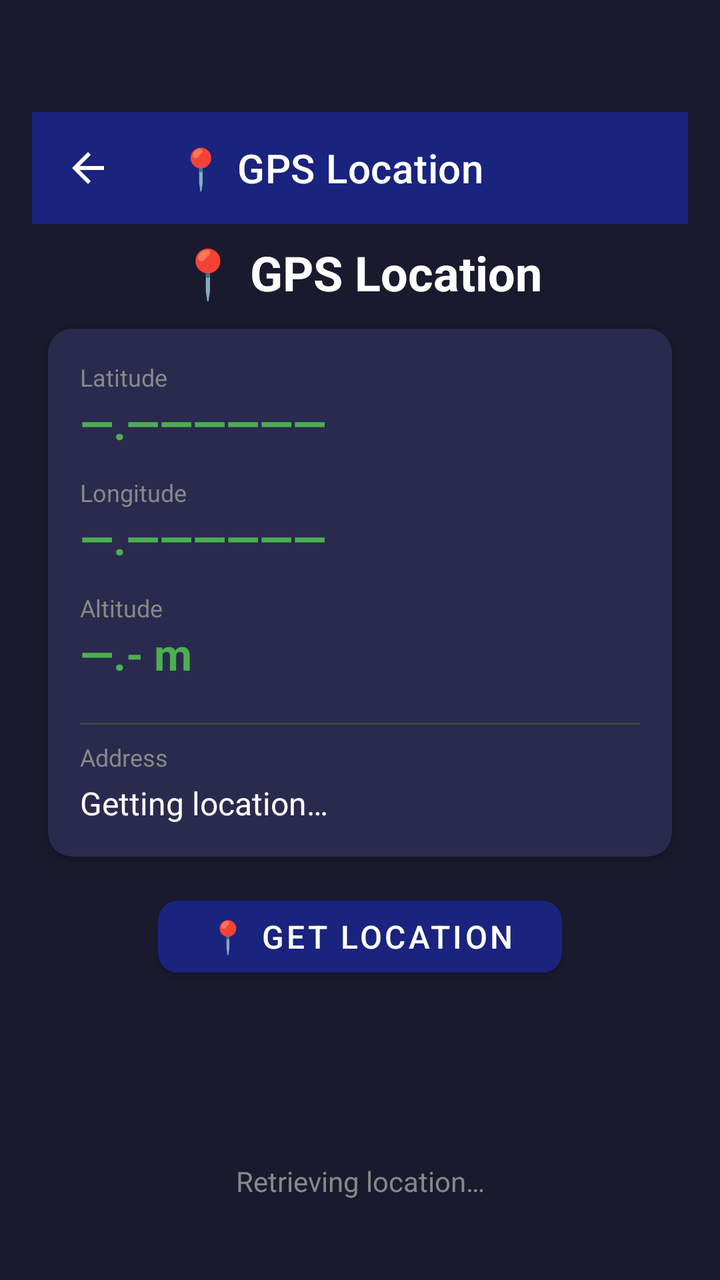
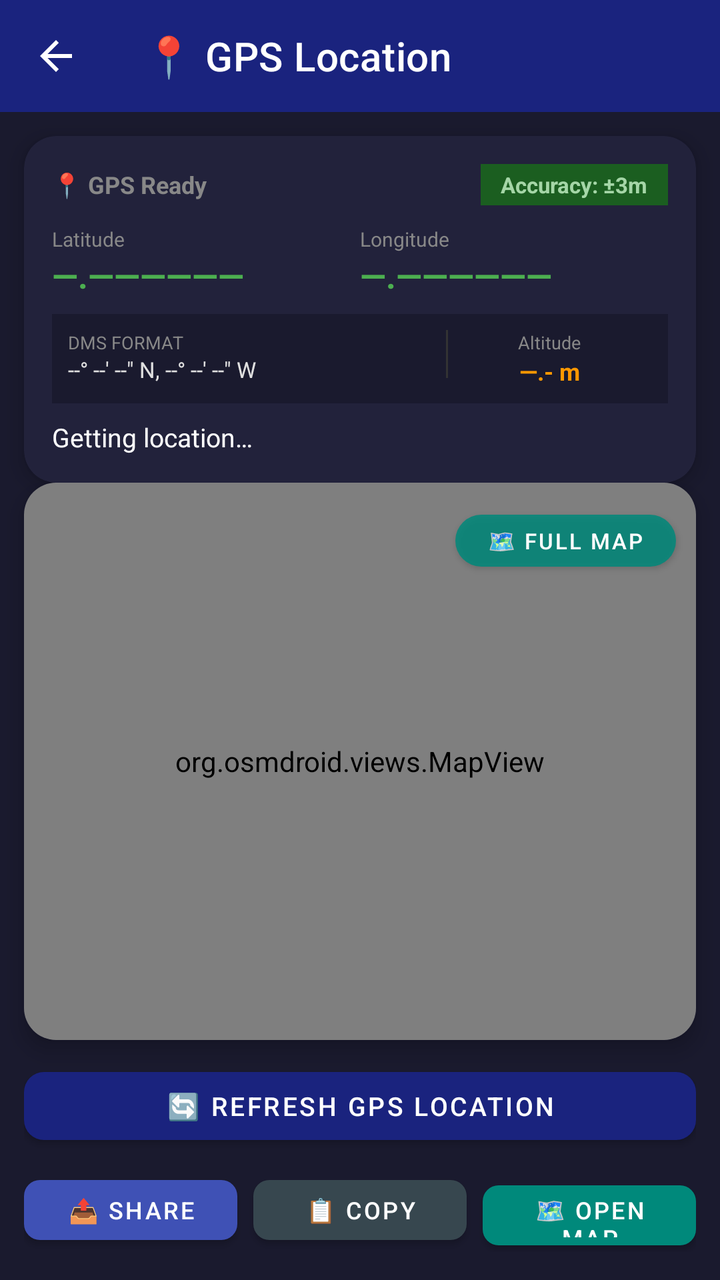

Before-and-after screenshots of an Android layout around one commit, followed by the original layout XML and the change that was made.
<!-- AndroidManifest.xml: application theme Theme.SensorToolBox -->
<!-- res/layout/activity_location.xml -->
<?xml version="1.0" encoding="utf-8"?>
<androidx.constraintlayout.widget.ConstraintLayout
    xmlns:android="http://schemas.android.com/apk/res/android"
    xmlns:app="http://schemas.android.com/apk/res-auto"
    xmlns:tools="http://schemas.android.com/tools"
    android:layout_width="match_parent"
    android:layout_height="match_parent"
    android:fitsSystemWindows="true"
    android:paddingTop="?attr/actionBarSize"
    android:paddingStart="16dp"
    android:paddingEnd="16dp"
    android:paddingBottom="16dp"
    android:background="#1A1A2E"
    tools:context=".location.LocationActivity">

    
    <androidx.appcompat.widget.Toolbar
        android:id="@+id/toolbar"
        android:layout_width="0dp"
        android:layout_height="?attr/actionBarSize"
        android:background="?attr/colorPrimary"
        android:theme="@style/ThemeOverlay.AppCompat.Dark.ActionBar"
        app:title="@string/gps_location_title"
        app:titleTextColor="#FFFFFF"
        app:navigationIcon="?attr/homeAsUpIndicator"
        app:layout_constraintTop_toTopOf="parent"
        app:layout_constraintStart_toStartOf="parent"
        app:layout_constraintEnd_toEndOf="parent" />

    
    <TextView
        android:id="@+id/titleText"
        android:layout_width="wrap_content"
        android:layout_height="wrap_content"
        android:text="@string/gps_location_title"
        android:textSize="24sp"
        android:textStyle="bold"
        android:textColor="#FFFFFF"
        android:layout_marginTop="8dp"
        app:layout_constraintTop_toBottomOf="@id/toolbar"
        app:layout_constraintStart_toStartOf="parent"
        app:layout_constraintEnd_toEndOf="parent" />

    
    <androidx.cardview.widget.CardView
        android:id="@+id/locationCard"
        android:layout_width="0dp"
        android:layout_height="wrap_content"
        android:layout_marginTop="12dp"
        android:layout_marginStart="8dp"
        android:layout_marginEnd="8dp"
        app:cardCornerRadius="12dp"
        app:cardElevation="4dp"
        app:cardBackgroundColor="#2A2A4E"
        app:layout_constraintTop_toBottomOf="@id/titleText"
        app:layout_constraintStart_toStartOf="parent"
        app:layout_constraintEnd_toEndOf="parent">

        <LinearLayout
            android:layout_width="match_parent"
            android:layout_height="wrap_content"
            android:orientation="vertical"
            android:padding="16dp">

            
            <TextView
                android:layout_width="wrap_content"
                android:layout_height="wrap_content"
                android:text="@string/gps_latitude"
                android:textSize="12sp"
                android:textColor="#888888" />

            <TextView
                android:id="@+id/latitudeText"
                android:layout_width="wrap_content"
                android:layout_height="wrap_content"
                android:text="@string/gps_default_coordinate"
                android:textSize="22sp"
                android:textStyle="bold"
                android:textColor="#4CAF50"
                android:layout_marginBottom="12dp" />

            
            <TextView
                android:layout_width="wrap_content"
                android:layout_height="wrap_content"
                android:text="@string/gps_longitude"
                android:textSize="12sp"
                android:textColor="#888888" />

            <TextView
                android:id="@+id/longitudeText"
                android:layout_width="wrap_content"
                android:layout_height="wrap_content"
                android:text="@string/gps_default_coordinate"
                android:textSize="22sp"
                android:textStyle="bold"
                android:textColor="#4CAF50"
                android:layout_marginBottom="12dp" />

            
            <TextView
                android:layout_width="wrap_content"
                android:layout_height="wrap_content"
                android:text="@string/gps_altitude"
                android:textSize="12sp"
                android:textColor="#888888" />

            <TextView
                android:id="@+id/altitudeText"
                android:layout_width="wrap_content"
                android:layout_height="wrap_content"
                android:text="@string/gps_default_altitude"
                android:textSize="22sp"
                android:textStyle="bold"
                android:textColor="#4CAF50"
                android:layout_marginBottom="12dp" />

            
            <View
                android:layout_width="match_parent"
                android:layout_height="1dp"
                android:background="#444444"
                android:layout_marginVertical="8dp" />

            
            <TextView
                android:layout_width="wrap_content"
                android:layout_height="wrap_content"
                android:text="@string/gps_address"
                android:textSize="12sp"
                android:textColor="#888888" />

            <TextView
                android:id="@+id/addressText"
                android:layout_width="wrap_content"
                android:layout_height="wrap_content"
                android:text="@string/gps_getting_location"
                android:textSize="16sp"
                android:textColor="#FFFFFF"
                android:layout_marginTop="4dp" />

        </LinearLayout>
    </androidx.cardview.widget.CardView>

    
    <com.google.android.material.button.MaterialButton
        android:id="@+id/getLocationButton"
        android:layout_width="wrap_content"
        android:layout_height="48dp"
        android:minWidth="120dp"
        android:text="@string/button_get_location"
        android:textSize="16sp"
        android:textColor="#FFFFFF"
        android:singleLine="true"
        android:gravity="center"
        android:layout_marginTop="16dp"
        app:cornerRadius="10dp"
        app:backgroundTint="#1A237E"
        android:paddingStart="24dp"
        android:paddingEnd="24dp"
        app:layout_constraintTop_toBottomOf="@id/locationCard"
        app:layout_constraintStart_toStartOf="parent"
        app:layout_constraintEnd_toEndOf="parent" />

    
    <TextView
        android:id="@+id/statusText"
        android:layout_width="wrap_content"
        android:layout_height="wrap_content"
        android:text="@string/gps_retrieving"
        android:textSize="14sp"
        android:textColor="#888888"
        android:layout_marginBottom="24dp"
        app:layout_constraintBottom_toBottomOf="parent"
        app:layout_constraintStart_toStartOf="parent"
        app:layout_constraintEnd_toEndOf="parent" />

</androidx.constraintlayout.widget.ConstraintLayout>
<!-- resources referenced by this layout -->
<resources>
  <string name="button_get_location">📍 Get Location</string>
  <string name="gps_address">Address</string>
  <string name="gps_altitude">Altitude</string>
  <string name="gps_default_altitude">—.- m</string>
  <string name="gps_default_coordinate">—.——————</string>
  <string name="gps_getting_location">Getting location…</string>
  <string name="gps_latitude">Latitude</string>
  <string name="gps_location_title">📍 GPS Location</string>
  <string name="gps_longitude">Longitude</string>
  <string name="gps_retrieving">Retrieving location…</string>
  <style name="Theme.SensorToolBox" parent="Theme.MaterialComponents.DayNight.NoActionBar">
  
          
  
          
          <item name="colorPrimary">@color/colorPrimary</item>
  
          
          <item name="colorPrimaryVariant">@color/colorPrimaryDark</item>
  
          
          <item name="colorOnPrimary">@color/colorTextOnPrimary</item>
  
          
          <item name="colorSecondary">@color/colorAccent</item>
  
          
          <item name="colorSecondaryVariant">@color/colorAccentDark</item>
  
          
          <item name="colorOnSecondary">@color/colorTextOnAccent</item>
  
          
  
          
          <item name="android:statusBarColor">@color/colorPrimaryDark</item>
  
          
          <item name="android:windowLightStatusBar">false</item>
  
          
          <item name="android:navigationBarColor">@color/colorPrimaryDark</item>
  
          
  
          
          <item name="android:windowBackground">@color/colorBackground</item>
  
      </style>
  <color name="colorPrimary">#1A237E</color>
  <color name="colorPrimaryDark">#0D1442</color>
  <color name="colorTextOnPrimary">#FFFFFF</color>
  <color name="colorAccent">#FF5722</color>
  <color name="colorAccentDark">#BF360C</color>
  <color name="colorTextOnAccent">#FFFFFF</color>
  <color name="colorBackground">#F5F5F5</color>
</resources>

<!-- the commit's change to res/layout/activity_location.xml (unified diff, before → after) -->
@@ -3,13 +3,10 @@
     xmlns:android="http://schemas.android.com/apk/res/android"
     xmlns:app="http://schemas.android.com/apk/res-auto"
     xmlns:tools="http://schemas.android.com/tools"
+    android:id="@+id/main"
     android:layout_width="match_parent"
     android:layout_height="match_parent"
     android:fitsSystemWindows="true"
-    android:paddingTop="?attr/actionBarSize"
-    android:paddingStart="16dp"
-    android:paddingEnd="16dp"
-    android:paddingBottom="16dp"
     android:background="#1A1A2E"
     tools:context=".location.LocationActivity">
 
@@ -19,7 +16,9 @@
         android:layout_width="0dp"
         android:layout_height="?attr/actionBarSize"
         android:background="?attr/colorPrimary"
-        android:theme="@style/ThemeOverlay.AppCompat.Dark.ActionBar"
+        android:theme="@style/SensorToolBox.Toolbar"
+        app:theme="@style/SensorToolBox.Toolbar"
+        app:popupTheme="@style/SensorToolBox.PopupMenu"
         app:title="@string/gps_location_title"
         app:titleTextColor="#FFFFFF"
         app:navigationIcon="?attr/homeAsUpIndicator"
@@ -28,31 +27,15 @@
         app:layout_constraintEnd_toEndOf="parent" />
 
     
-    <TextView
-        android:id="@+id/titleText"
-        android:layout_width="wrap_content"
-        android:layout_height="wrap_content"
-        android:text="@string/gps_location_title"
-        android:textSize="24sp"
-        android:textStyle="bold"
-        android:textColor="#FFFFFF"
-        android:layout_marginTop="8dp"
-        app:layout_constraintTop_toBottomOf="@id/toolbar"
-        app:layout_constraintStart_toStartOf="parent"
-        app:layout_constraintEnd_toEndOf="parent" />
-
-    
     <androidx.cardview.widget.CardView
         android:id="@+id/locationCard"
         android:layout_width="0dp"
         android:layout_height="wrap_content"
-        android:layout_marginTop="12dp"
-        android:layout_marginStart="8dp"
-        android:layout_marginEnd="8dp"
-        app:cardCornerRadius="12dp"
-        app:cardElevation="4dp"
-        app:cardBackgroundColor="#2A2A4E"
-        app:layout_constraintTop_toBottomOf="@id/titleText"
+        android:layout_margin="12dp"
+        app:cardCornerRadius="16dp"
+        app:cardElevation="6dp"
+        app:cardBackgroundColor="#22223B"
+        app:layout_constraintTop_toBottomOf="@id/toolbar"
         app:layout_constraintStart_toStartOf="parent"
         app:layout_constraintEnd_toEndOf="parent">
 
@@ -60,120 +43,279 @@
             android:layout_width="match_parent"
             android:layout_height="wrap_content"
             android:orientation="vertical"
-            android:padding="16dp">
-
-            
-            <TextView
-                android:layout_width="wrap_content"
+            android:padding="14dp">
+
+            
+            <LinearLayout
+                android:layout_width="match_parent"
                 android:layout_height="wrap_content"
-                android:text="@string/gps_latitude"
-                android:textSize="12sp"
-                android:textColor="#888888" />
-
-            <TextView
-                android:id="@+id/latitudeText"
-                android:layout_width="wrap_content"
+                android:orientation="horizontal"
+                android:gravity="center_vertical">
+
+                <TextView
+                    android:id="@+id/statusText"
+                    android:layout_width="0dp"
+                    android:layout_height="wrap_content"
+                    android:layout_weight="1"
+                    android:text="📍 GPS Ready"
+                    android:textColor="#888888"
+                    android:textSize="12sp"
+                    android:textStyle="bold" />
+
+                <TextView
+                    android:id="@+id/accuracyText"
+                    android:layout_width="wrap_content"
+                    android:layout_height="wrap_content"
+                    android:background="#1B5E20"
+                    android:paddingHorizontal="10dp"
+                    android:paddingVertical="3dp"
+                    android:text="Accuracy: ±3m"
+                    android:textColor="#A5D6A7"
+                    android:textSize="11sp"
+                    android:textStyle="bold" />
+            </LinearLayout>
+
+            
+            <LinearLayout
+                android:layout_width="match_parent"
                 android:layout_height="wrap_content"
-                android:text="@string/gps_default_coordinate"
-                android:textSize="22sp"
-                android:textStyle="bold"
-                android:textColor="#4CAF50"
-                android:layout_marginBottom="12dp" />
-
-            
-            <TextView
-                android:layout_width="wrap_content"
+                android:orientation="horizontal"
+                android:layout_marginTop="10dp">
+
+                <LinearLayout
+                    android:layout_width="0dp"
+                    android:layout_height="wrap_content"
+                    android:layout_weight="1"
+                    android:orientation="vertical">
+
+                    <TextView
+                        android:layout_width="wrap_content"
+                        android:layout_height="wrap_content"
+                        android:text="@string/gps_latitude"
+                        android:textSize="10sp"
+                        android:textColor="#888888" />
+
+                    <TextView
+                        android:id="@+id/latitudeText"
+                        android:layout_width="wrap_content"
+                        android:layout_height="wrap_content"
+                        android:text="@string/gps_default_coordinate"
+                        android:textSize="17sp"
+                        android:textStyle="bold"
+                        android:textColor="#4CAF50" />
+                </LinearLayout>
+
+                <LinearLayout
+                    android:layout_width="0dp"
+                    android:layout_height="wrap_content"
+                    android:layout_weight="1"
+                    android:orientation="vertical">
+
+                    <TextView
+                        android:layout_width="wrap_content"
+                        android:layout_height="wrap_content"
+                        android:text="@string/gps_longitude"
+                        android:textSize="10sp"
+                        android:textColor="#888888" />
+
+                    <TextView
+                        android:id="@+id/longitudeText"
+                        android:layout_width="wrap_content"
+                        android:layout_height="wrap_content"
+                        android:text="@string/gps_default_coordinate"
+                        android:textSize="17sp"
+                        android:textStyle="bold"
+                        android:textColor="#4CAF50" />
+                </LinearLayout>
+
+            </LinearLayout>
+
+            
+            <LinearLayout
+                android:layout_width="match_parent"
                 android:layout_height="wrap_content"
-                android:text="@string/gps_longitude"
-                android:textSize="12sp"
-                android:textColor="#888888" />
-
-            <TextView
-                android:id="@+id/longitudeText"
-                android:layout_width="wrap_content"
-                android:layout_height="wrap_content"
-                android:text="@string/gps_default_coordinate"
-                android:textSize="22sp"
-                android:textStyle="bold"
-                android:textColor="#4CAF50"
-                android:layout_marginBottom="12dp" />
-
-            
-            <TextView
-                android:layout_width="wrap_content"
-                android:layout_height="wrap_content"
-                android:text="@string/gps_altitude"
-                android:textSize="12sp"
-                android:textColor="#888888" />
-
-            <TextView
-                android:id="@+id/altitudeText"
-                android:layout_width="wrap_content"
-                android:layout_height="wrap_content"
-                android:text="@string/gps_default_altitude"
-                android:textSize="22sp"
-                android:textStyle="bold"
-                android:textColor="#4CAF50"
-                android:layout_marginBottom="12dp" />
-
-            
-            <View
-                android:layout_width="match_parent"
-                android:layout_height="1dp"
-                android:background="#444444"
-                android:layout_marginVertical="8dp" />
-
-            
-            <TextView
-                android:layout_width="wrap_content"
-                android:layout_height="wrap_content"
-                android:text="@string/gps_address"
-                android:textSize="12sp"
-                android:textColor="#888888" />
-
+                android:orientation="horizontal"
+                android:layout_marginTop="8dp"
+                android:background="#1A1A2E"
+                android:padding="8dp">
+
+                <LinearLayout
+                    android:layout_width="0dp"
+                    android:layout_height="wrap_content"
+                    android:layout_weight="1.3"
+                    android:orientation="vertical">
+
+                    <TextView
+                        android:layout_width="wrap_content"
+                        android:layout_height="wrap_content"
+                        android:text="DMS FORMAT"
+                        android:textSize="9sp"
+                        android:textColor="#888888" />
+
+                    <TextView
+                        android:id="@+id/dmsText"
+                        android:layout_width="wrap_content"
+                        android:layout_height="wrap_content"
+                        android:text="--° --&apos; --&quot; N, --° --&apos; --&quot; W"
+                        android:textSize="11sp"
+                        android:textColor="#E0E0E0" />
+                </LinearLayout>
+
+                <View
+                    android:layout_width="1dp"
+                    android:layout_height="24dp"
+                    android:background="#333333" />
+
+                <LinearLayout
+                    android:layout_width="0dp"
+                    android:layout_height="wrap_content"
+                    android:layout_weight="0.7"
+                    android:orientation="vertical"
+                    android:gravity="center">
+
+                    <TextView
+                        android:layout_width="wrap_content"
+                        android:layout_height="wrap_content"
+                        android:text="@string/gps_altitude"
+                        android:textSize="9sp"
+                        android:textColor="#888888" />
+
+                    <TextView
+                        android:id="@+id/altitudeText"
+                        android:layout_width="wrap_content"
+                        android:layout_height="wrap_content"
+                        android:text="@string/gps_default_altitude"
+                        android:textSize="12sp"
+                        android:textStyle="bold"
+                        android:textColor="#FF9800" />
+                </LinearLayout>
+
+            </LinearLayout>
+
+            
             <TextView
                 android:id="@+id/addressText"
-                android:layout_width="wrap_content"
+                android:layout_width="match_parent"
                 android:layout_height="wrap_content"
                 android:text="@string/gps_getting_location"
-                android:textSize="16sp"
-                android:textColor="#FFFFFF"
-                android:layout_marginTop="4dp" />
+                android:textSize="13sp"
+                android:textColor="#FFFFFF"
+                android:layout_marginTop="8dp"
+                android:maxLines="2"
+                android:ellipsize="end" />
 
         </LinearLayout>
     </androidx.cardview.widget.CardView>
 
     
-    <com.google.android.material.button.MaterialButton
-        android:id="@+id/getLocationButton"
-        android:layout_width="wrap_content"
-        android:layout_height="48dp"
-        android:minWidth="120dp"
-        android:text="@string/button_get_location"
-        android:textSize="16sp"
-        android:textColor="#FFFFFF"
-        android:singleLine="true"
-        android:gravity="center"
-        android:layout_marginTop="16dp"
-        app:cornerRadius="10dp"
-        app:backgroundTint="#1A237E"
-        android:paddingStart="24dp"
-        android:paddingEnd="24dp"
+    <androidx.cardview.widget.CardView
+        android:id="@+id/mapPreviewCard"
+        android:layout_width="0dp"
+        android:layout_height="0dp"
+        android:layout_marginStart="12dp"
+        android:layout_marginEnd="12dp"
+        android:layout_marginBottom="10dp"
+        app:cardCornerRadius="16dp"
+        app:cardElevation="6dp"
+        app:cardBackgroundColor="#22223B"
         app:layout_constraintTop_toBottomOf="@id/locationCard"
+        app:layout_constraintBottom_toTopOf="@id/actionsLayout"
         app:layout_constraintStart_toStartOf="parent"
-        app:layout_constraintEnd_toEndOf="parent" />
+        app:layout_constraintEnd_toEndOf="parent">
+
+        <FrameLayout
+            android:layout_width="match_parent"
+            android:layout_height="match_parent">
+
+            <org.osmdroid.views.MapView
+                android:id="@+id/mapView"
+                android:layout_width="match_parent"
+                android:layout_height="match_parent" />
+
+            
+            <com.google.android.material.button.MaterialButton
+                android:id="@+id/viewMapButton"
+                android:layout_width="wrap_content"
+                android:layout_height="38dp"
+                android:layout_gravity="top|end"
+                android:layout_margin="10dp"
+                android:text="🗺️ Full Map"
+                android:textSize="11sp"
+                android:textColor="#FFFFFF"
+                app:cornerRadius="16dp"
+                app:backgroundTint="#D900897B" />
+
+        </FrameLayout>
+    </androidx.cardview.widget.CardView>
 
     
-    <TextView
-        android:id="@+id/statusText"
-        android:layout_width="wrap_content"
+    <LinearLayout
+        android:id="@+id/actionsLayout"
+        android:layout_width="0dp"
         android:layout_height="wrap_content"
-        android:text="@string/gps_retrieving"
-        android:textSize="14sp"
-        android:textColor="#888888"
-        android:layout_marginBottom="24dp"
+        android:orientation="vertical"
+        android:layout_marginStart="12dp"
+        android:layout_marginEnd="12dp"
+        android:layout_marginBottom="14dp"
         app:layout_constraintBottom_toBottomOf="parent"
         app:layout_constraintStart_toStartOf="parent"
-        app:layout_constraintEnd_toEndOf="parent" />
+        app:layout_constraintEnd_toEndOf="parent">
+
+        
+        <com.google.android.material.button.MaterialButton
+            android:id="@+id/getLocationButton"
+            android:layout_width="match_parent"
+            android:layout_height="46dp"
+            android:text="🔄 Refresh GPS Location"
+            android:textSize="13sp"
+            android:textColor="#FFFFFF"
+            app:cornerRadius="10dp"
+            app:backgroundTint="@color/colorPrimary" />
+
+        
+        <LinearLayout
+            android:layout_width="match_parent"
+            android:layout_height="wrap_content"
+            android:orientation="horizontal"
+            android:layout_marginTop="8dp">
+
+            <com.google.android.material.button.MaterialButton
+                android:id="@+id/btnShareLocation"
+                android:layout_width="0dp"
+                android:layout_height="42dp"
+                android:layout_weight="1"
+                android:layout_marginEnd="4dp"
+                android:text="📤 Share"
+                android:textSize="12sp"
+                android:textColor="#FFFFFF"
+                app:cornerRadius="8dp"
+                app:backgroundTint="#3F51B5" />
+
+            <com.google.android.material.button.MaterialButton
+                android:id="@+id/btnCopyCoords"
+                android:layout_width="0dp"
+                android:layout_height="42dp"
+                android:layout_weight="1"
+                android:layout_marginHorizontal="4dp"
+                android:text="📋 Copy"
+                android:textSize="12sp"
+                android:textColor="#FFFFFF"
+                app:cornerRadius="8dp"
+                app:backgroundTint="#37474F" />
+
+            <com.google.android.material.button.MaterialButton
+                android:id="@+id/btnNavigate"
+                android:layout_width="0dp"
+                android:layout_height="42dp"
+                android:layout_weight="1"
+                android:layout_marginStart="4dp"
+                android:text="🗺️ Open Map"
+                android:textSize="12sp"
+                android:textColor="#FFFFFF"
+                app:cornerRadius="8dp"
+                app:backgroundTint="#00897B" />
+
+        </LinearLayout>
+    </LinearLayout>
 
 </androidx.constraintlayout.widget.ConstraintLayout>
<!-- resource entries referenced after the edit -->
@@ -1,7 +1,5 @@
 <!-- resources referenced by this layout -->
 <resources>
-  <string name="button_get_location">📍 Get Location</string>
-  <string name="gps_address">Address</string>
   <string name="gps_altitude">Altitude</string>
   <string name="gps_default_altitude">—.- m</string>
   <string name="gps_default_coordinate">—.——————</string>
@@ -9,46 +7,37 @@
   <string name="gps_latitude">Latitude</string>
   <string name="gps_location_title">📍 GPS Location</string>
   <string name="gps_longitude">Longitude</string>
-  <string name="gps_retrieving">Retrieving location…</string>
+  <style name="SensorToolBox.PopupMenu" parent="ThemeOverlay.AppCompat.Light">
+          <item name="android:textColor">@color/colorTextPrimary</item>
+          <item name="android:textColorPrimary">@color/colorTextPrimary</item>
+          <item name="android:colorBackground">#FFFFFF</item>
+      </style>
+  <style name="SensorToolBox.Toolbar" parent="ThemeOverlay.AppCompat.Dark.ActionBar">
+          <item name="colorControlNormal">#FFFFFF</item>
+          <item name="android:textColorPrimary">#FFFFFF</item>
+          <item name="actionMenuTextColor">#FFFFFF</item>
+      </style>
   <style name="Theme.SensorToolBox" parent="Theme.MaterialComponents.DayNight.NoActionBar">
-  
-          
-  
-          
           <item name="colorPrimary">@color/colorPrimary</item>
-  
-          
           <item name="colorPrimaryVariant">@color/colorPrimaryDark</item>
-  
-          
           <item name="colorOnPrimary">@color/colorTextOnPrimary</item>
-  
-          
           <item name="colorSecondary">@color/colorAccent</item>
-  
-          
           <item name="colorSecondaryVariant">@color/colorAccentDark</item>
-  
-          
           <item name="colorOnSecondary">@color/colorTextOnAccent</item>
-  
-          
-  
-          
+          <item name="android:colorBackground">@color/colorBackground</item>
+          <item name="colorSurface">@color/colorSurface</item>
+          <item name="colorOnBackground">@color/colorTextPrimary</item>
+          <item name="colorOnSurface">@color/colorTextPrimary</item>
+          <item name="colorError">@color/colorError</item>
+          <item name="colorOnError">@color/colorTextOnError</item>
           <item name="android:statusBarColor">@color/colorPrimaryDark</item>
-  
-          
+          <item name="android:navigationBarColor">@color/colorPrimaryDark</item>
           <item name="android:windowLightStatusBar">false</item>
-  
-          
-          <item name="android:navigationBarColor">@color/colorPrimaryDark</item>
-  
-          
-  
-          
           <item name="android:windowBackground">@color/colorBackground</item>
-  
+          <item name="android:textColorPrimary">@color/colorTextPrimary</item>
+          <item name="android:textColorSecondary">@color/colorTextSecondary</item>
       </style>
+  <color name="colorTextPrimary">#212121</color>
   <color name="colorPrimary">#1A237E</color>
   <color name="colorPrimaryDark">#0D1442</color>
   <color name="colorTextOnPrimary">#FFFFFF</color>
@@ -56,5 +45,9 @@
   <color name="colorAccentDark">#BF360C</color>
   <color name="colorTextOnAccent">#FFFFFF</color>
   <color name="colorBackground">#F5F5F5</color>
+  <color name="colorSurface">#FAFAFA</color>
+  <color name="colorError">#F44336</color>
+  <color name="colorTextOnError">#FFFFFF</color>
+  <color name="colorTextSecondary">#757575</color>
 </resources>
 
